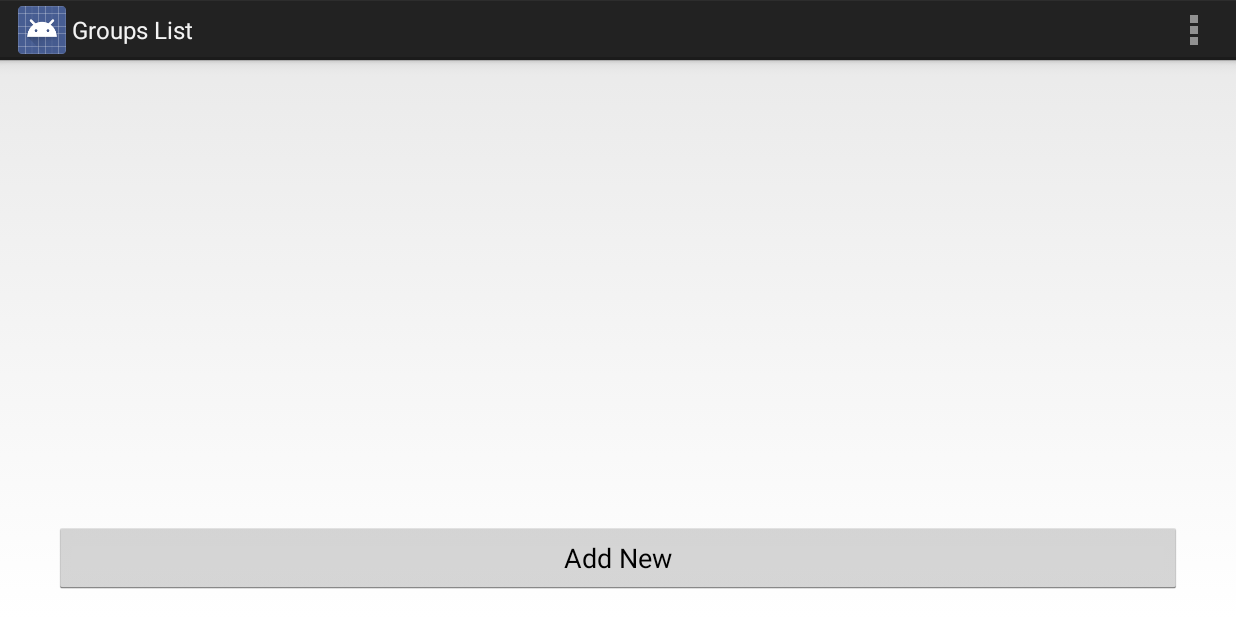
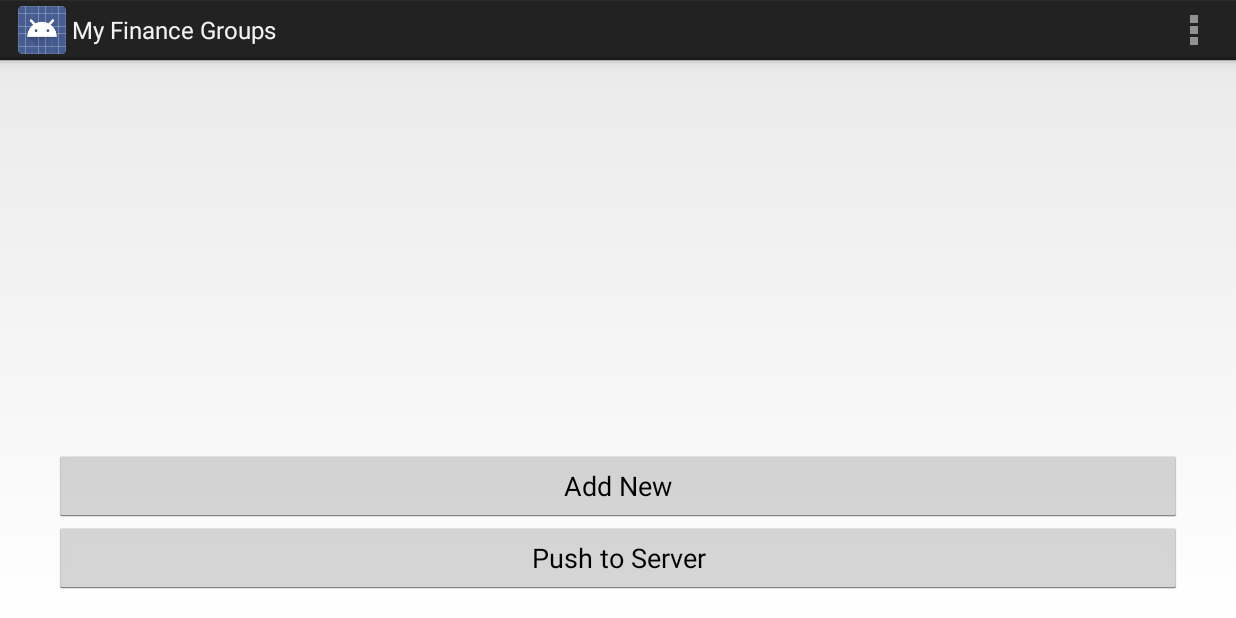
Before and after one commit to deepakp7/mfpi, an Android app: the screen it shows after launch (GroupsGridActivity), on a phone screen of 824 x 412 dp (held sideways). Run offline under Robolectric (Android 15) with nearby library versions, the phone set to English and light mode, and no system bars.

Commit message:
Basic push group to Server

```diff
--- a/CommunityFinance/src/main/java/com/android/communityfinance/database/DatabaseHandler.java
+++ b/CommunityFinance/src/main/java/com/android/communityfinance/database/DatabaseHandler.java
@@ -43,8 +43,8 @@ public class DatabaseHandler extends SQLiteOpenHelper {
     private static final String GROUP_TABLE_NAME = "Groups";
 
     // Members Column names
-    private static final String COLUMN_GROUP_UID = "UID";
-    private static final String COLUMN_GROUP_NAME = "GroupName";
+    public static final String COLUMN_GROUP_UID = "UID";
+    public static final String COLUMN_GROUP_NAME = "GroupName";
     private static final String COLUMN_GROUP_ADDRESS = "GroupAddress";
     private static final String COLUMN_GROUP_FO_ID = "FOId";
     private static final String COLUMN_GROUP_PRESIDENT_ID = "PresId";
--- a/CommunityFinance/src/main/res/layout-land/activity_groups_grid.xml
+++ b/CommunityFinance/src/main/res/layout-land/activity_groups_grid.xml
@@ -16,10 +16,26 @@
 
     </GridView>
 
-    <Button
+    <LinearLayout
         android:layout_width="match_parent"
         android:layout_height="wrap_content"
-        android:id="@+id/button_add_group"
-        android:text="Add New" android:layout_alignParentBottom="true"/>
+        android:orientation="vertical"
+        android:layout_alignParentBottom="true">
+
+        <Button
+            android:layout_width="match_parent"
+            android:layout_height="wrap_content"
+            android:id="@+id/button_add_group"
+            android:text="Add New" />
+
+        <Button
+            android:layout_width="match_parent"
+            android:layout_height="wrap_content"
+            android:id="@+id/button_syc"
+            android:text="Push to Server"
+            android:layout_alignParentBottom="true" />
+
+    </LinearLayout>
+
 
 </RelativeLayout>
--- a/CommunityFinance/src/main/res/values/strings.xml
+++ b/CommunityFinance/src/main/res/values/strings.xml
@@ -4,7 +4,7 @@
     <string name="app_name">Community Finance</string>
     <string name="action_settings">Settings</string>
     <string name="hello_blank_fragment">Hello blank fragment</string>
-    <string name="title_activity_groups_grid">Groups List</string>
+    <string name="title_activity_groups_grid">My Finance Groups</string>
     <string name="title_activity_add_group">AddGroup</string>
     <string name="title_activity_group_landing">Manage Group</string>
     <string name="title_section1">Group Details</string>
```
Also changed, not shown: CommunityFinance/src/main/AndroidManifest.xml (+8 -0 lines), CommunityFinance/src/main/java/com/android/communityfinance/SyncHelper.java (added, +40 -0 lines), CommunityFinance/src/main/java/com/android/communityfinance/activities/GroupsGridActivity.java (+81 -16 lines).
